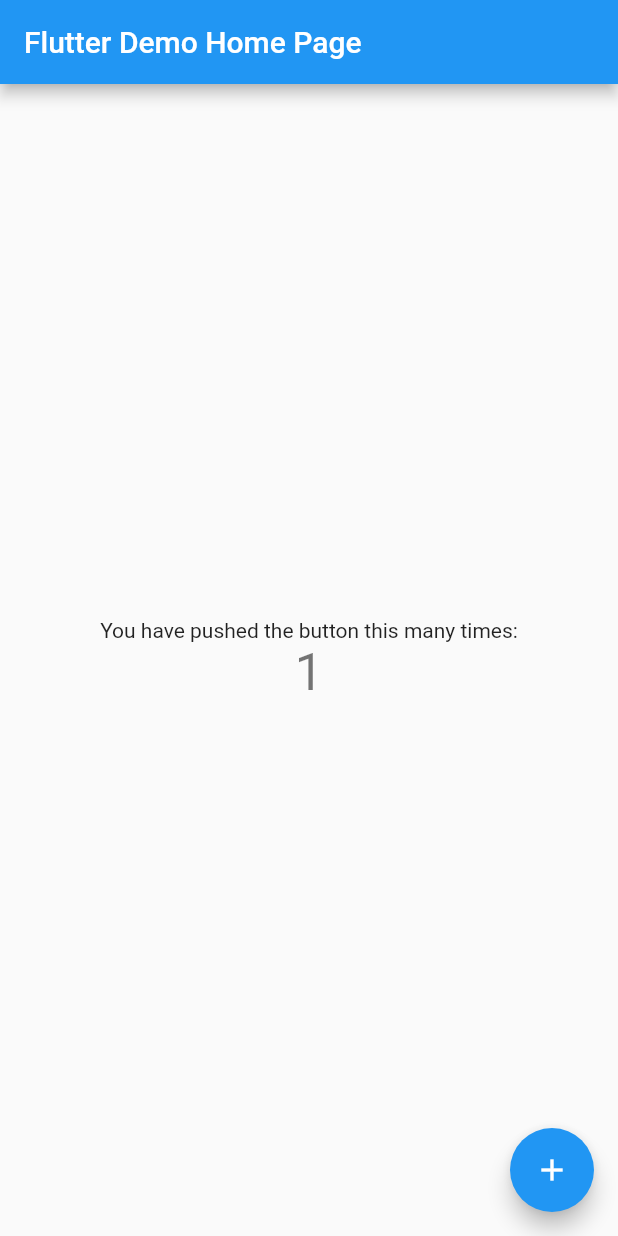
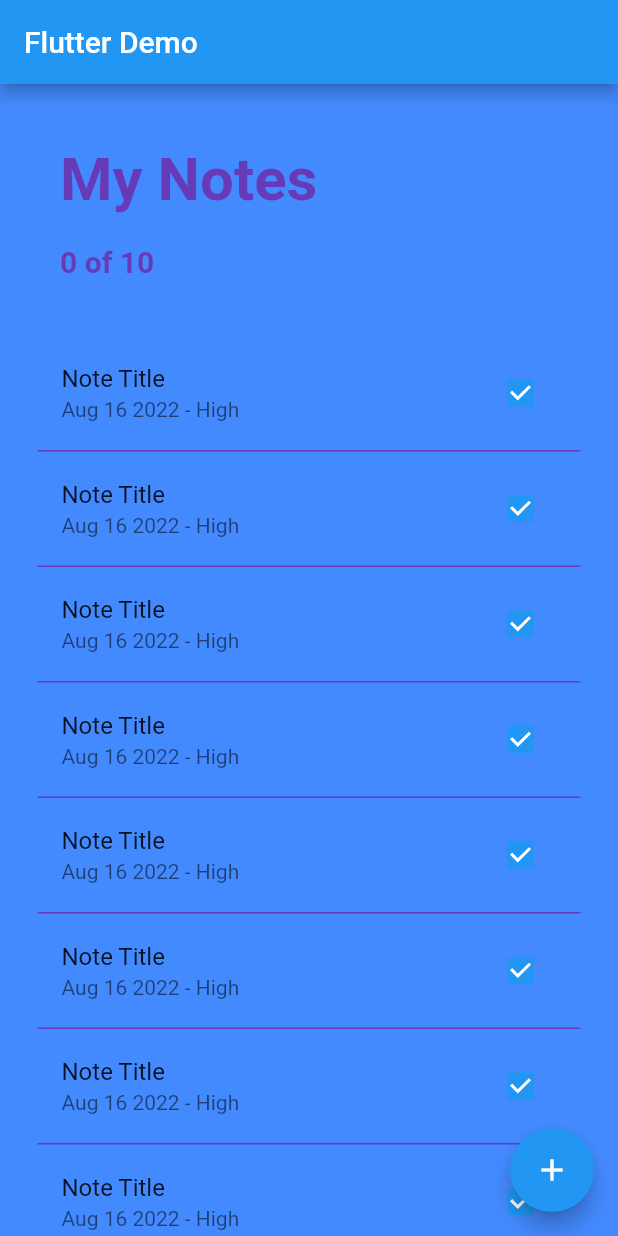
Before and after one commit to AUNG533/SQLite_Note_CheckBox, a Flutter app: the screen it shows after launch, after a tap on the "add" icon, on a phone screen of 412 x 824 dp. Run offline on Flutter 3.47's test engine with Material 2 defaults, Android fonts, the phone set to English and light mode, and no system bars.

Commit message:
HomeScreen UI

```diff
--- a/lib/main.dart
+++ b/lib/main.dart
@@ -1,4 +1,5 @@
 import 'package:flutter/material.dart';
+import 'package:sql_note_check_box/screens/home_screen.dart';
 
 void main() {
   runApp(const MyApp());
@@ -10,59 +11,16 @@ class MyApp extends StatelessWidget {
   @override
   Widget build(BuildContext context) {
     return MaterialApp(
-      title: 'Flutter Demo',
+      debugShowCheckedModeBanner: false,
+      title: 'ToCO List',
       theme: ThemeData(
         primarySwatch: Colors.blue,
       ),
-      home: const MyHomePage(title: 'Flutter Demo Home Page'),
-    );
-  }
-}
-
-class MyHomePage extends StatefulWidget {
-  const MyHomePage({super.key, required this.title});
-
-
-
-  final String title;
-
-  @override
-  State<MyHomePage> createState() => _MyHomePageState();
-}
-
-class _MyHomePageState extends State<MyHomePage> {
-  int _counter = 0;
-
-  void _incrementCounter() {
-    setState(() {
-      _counter++;
-    });
-  }
-
-  @override
-  Widget build(BuildContext context) {
-    return Scaffold(
-      appBar: AppBar(
-        title: Text(widget.title),
-      ),
-      body: Center(
-        child: Column(
-          mainAxisAlignment: MainAxisAlignment.center,
-          children: <Widget>[
-            const Text(
-              'You have pushed the button this many times:',
-            ),
-            Text(
-              '$_counter',
-              style: Theme.of(context).textTheme.headline4,
-            ),
-          ],
+      home: Scaffold(
+        appBar: AppBar(
+          title: const Text('Flutter Demo'),
         ),
-      ),
-      floatingActionButton: FloatingActionButton(
-        onPressed: _incrementCounter,
-        tooltip: 'Increment',
-        child: const Icon(Icons.add),
+        body: const HomeScreen(),
       ),
     );
   }
--- /dev/null
+++ b/lib/screens/home_screen.dart
@@ -0,0 +1,79 @@
+import 'package:flutter/material.dart';
+
+class HomeScreen extends StatefulWidget {
+  const HomeScreen({Key? key}) : super(key: key);
+
+  @override
+  State<HomeScreen> createState() => _HomeScreenState();
+}
+
+class _HomeScreenState extends State<HomeScreen> {
+
+  Widget _buildNote(int index) {
+    return Padding(
+      padding: const EdgeInsets.symmetric(horizontal: 25.0),
+      child: Column(
+        children: [
+          ListTile(
+            title: Text('Note Title'),
+            subtitle: Text('Aug 16 2022 - High'),
+            trailing: Checkbox(
+              onChanged: ( value) {
+                print(value);
+              },
+              activeColor: Theme.of(context).primaryColor,
+              value: true,
+            ),
+          ),
+          const Divider(height: 5.0, color: Colors.deepPurple, thickness: 1.0),
+        ],
+      ),
+    );
+  }
+
+  @override
+  Widget build(BuildContext context) {
+    return Scaffold(
+      backgroundColor: Colors.blueAccent,
+      body: ListView.builder(
+        itemCount: 10,
+        itemBuilder: (context, int index) {
+          if (index == 0) {
+            return Padding(
+              padding:
+                  const EdgeInsets.symmetric(horizontal: 40.0, vertical: 40.0),
+              child: Column(
+                crossAxisAlignment: CrossAxisAlignment.start,
+                children: const [
+                  Text(
+                    'My Notes',
+                    style: TextStyle(
+                        fontSize: 40.0,
+                        fontWeight: FontWeight.bold,
+                        color: Colors.deepPurple),
+                  ),
+                  SizedBox(height: 20.0),
+                  Text(
+                    '0 of 10',
+                    style: TextStyle(
+                        fontSize: 20.0,
+                        fontWeight: FontWeight.bold,
+                        color: Colors.deepPurple),
+                  ),
+                ],
+              ),
+            );
+          }
+          return _buildNote(index);
+        },
+      ),
+      floatingActionButton: FloatingActionButton(
+        backgroundColor: Theme.of(context).primaryColor,
+        onPressed: () {
+          Navigator.pushNamed(context, '/add_note');
+        },
+        child: const Icon(Icons.add),
+      ),
+    );
+  }
+}
```
